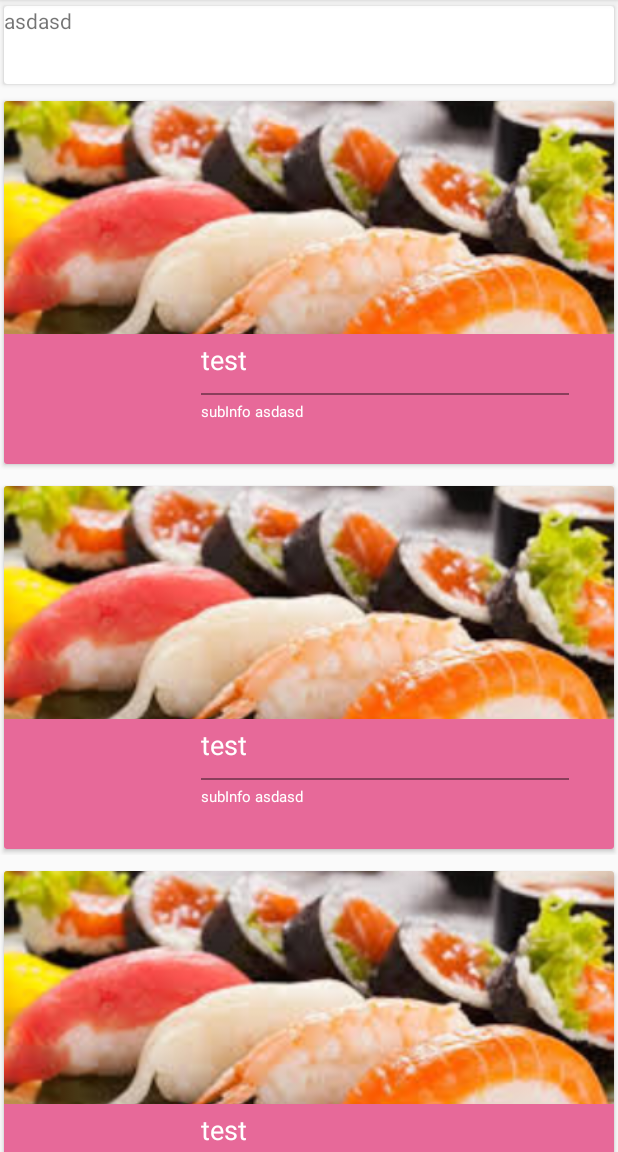
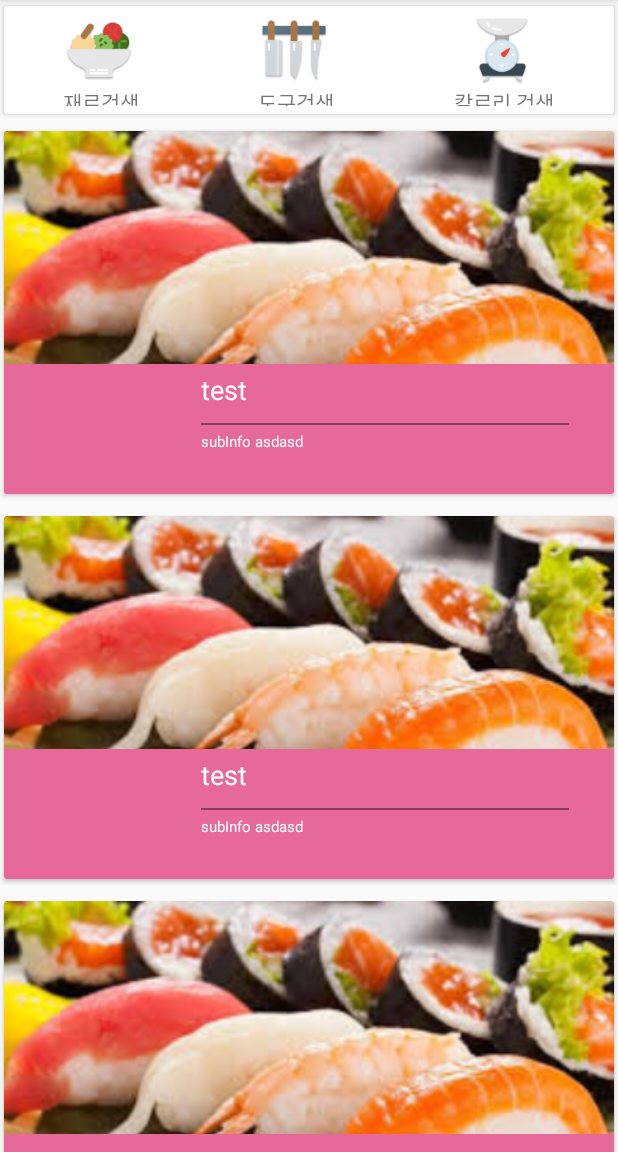
Before and after one commit to boxfox619/Chefri, an Android app: the MainActivity screen opened directly, with no data from a screen before it, on a phone screen of 412 x 824 dp, the part 84-1236 px from its top. Run offline under Robolectric (Android 15) with nearby library versions, the phone set to English and light mode, and no system bars; libraries missing offline, so code that uses them is left out: com.androidquery, com.pkmmte.view; plain views replace CircularImageView; 6 statements that could not run were skipped.

Commit message:
Prepare Search bar item

```diff
--- a/app/src/main/java/com/boxfox/chefriapplication/post/PostLayout.java
+++ b/app/src/main/java/com/boxfox/chefriapplication/post/PostLayout.java
@@ -60,11 +60,21 @@ public class PostLayout extends LinearLayout {
         super.addView(imageview);
     }
 
-    public void drawPost(JSONObject document) {
+    public void drawAsPost(JSONObject document) {
         this.document = document;
+        drawAsPost();
+    }
 
+    public void drawAsPost() {
 
+    }
 
+    public void drawAsEditor(JSONObject document) {
+        this.document = document;
+        drawAsEditor();
+    }
+
+    public void drawAsEditor() {
 
     }
 
--- a/app/src/main/res/layout/activity_main.xml
+++ b/app/src/main/res/layout/activity_main.xml
@@ -11,7 +11,8 @@
         android:paddingTop="@dimen/search_bar_height"
         android:layout_width="match_parent"
         android:layout_height="match_parent"
-        android:layout_alignParentTop="true" />
+        android:layout_alignParentTop="true"
+        android:layout_alignParentStart="true" />
 
     <RelativeLayout
         android:layout_width="match_parent"
@@ -27,15 +28,70 @@
             card_view:cardElevation="2dp"
             card_view:cardUseCompatPadding="true">
 
-            <RelativeLayout
+            <LinearLayout
                 android:layout_width="match_parent"
-                android:layout_height="match_parent">
+                android:layout_height="wrap_content"
+                android:layout_marginBottom="4dp"
+                android:layout_marginTop="4dp"
+                android:background="@null"
+                android:orientation="horizontal">
 
-                <TextView
-                    android:layout_width="match_parent"
+                <LinearLayout
+                    style="@style/SearchBarItem"
+                    android:layout_width="wrap_content"
                     android:layout_height="wrap_content"
-                    android:text="asdasd"/>
-            </RelativeLayout>
+                    android:orientation="vertical">
+
+                    <ImageView
+                        android:layout_marginRight="1dp"
+                        android:layout_width="wrap_content"
+                        android:layout_height="wrap_content"
+                        android:src="@drawable/ic_food"/>
+
+                    <TextView
+                        android:layout_width="wrap_content"
+                        android:layout_height="wrap_content"
+                        android:text="@string/search_food"/>
+
+                </LinearLayout>
+
+                <LinearLayout
+                    style="@style/SearchBarItem"
+                    android:layout_width="wrap_content"
+                    android:layout_height="wrap_content"
+                    android:orientation="vertical">
+
+                    <ImageView
+                        android:layout_marginRight="1dp"
+                        android:id="@+id/imageView"
+                        android:layout_width="wrap_content"
+                        android:layout_height="wrap_content"
+                        android:src="@drawable/ic_tools" />
+                    <TextView
+                        android:layout_width="wrap_content"
+                        android:layout_height="wrap_content"
+                        android:text="@string/search_tools"/>
+
+                </LinearLayout>
+
+                <LinearLayout
+                    style="@style/SearchBarItem"
+                    android:layout_width="wrap_content"
+                    android:layout_height="wrap_content"
+                    android:orientation="vertical">
+
+                    <ImageView
+                        android:layout_marginRight="1dp"
+                        android:layout_width="wrap_content"
+                        android:layout_height="wrap_content"
+                        android:src="@drawable/ic_kcal"/>
+                    <TextView
+                        android:layout_width="wrap_content"
+                        android:layout_height="wrap_content"
+                        android:text="@string/search_kcal"/>
+
+                </LinearLayout>
+            </LinearLayout>
 
         </android.support.v7.widget.CardView>
     </RelativeLayout>
--- a/app/src/main/res/values/dimens.xml
+++ b/app/src/main/res/values/dimens.xml
@@ -2,7 +2,7 @@
 <resources>
     <dimen name="card_item_padding">3dp</dimen>
     <dimen name="parallax_image_height">330dp</dimen>
-    <dimen name="search_bar_height">60dp</dimen>
+    <dimen name="search_bar_height">80dp</dimen>
     <dimen name="recipe_detail_title_height">80dp</dimen>
     <dimen name="fab_button">10dp</dimen>
 
--- a/app/src/main/res/values/strings.xml
+++ b/app/src/main/res/values/strings.xml
@@ -2,4 +2,7 @@
     <string name="app_name">ChefriApplication</string>
 
     <string name="font_roboto_medium">sans-serif-medium</string>
+    <string name="search_food">재료검색</string>
+    <string name="search_tools">도구검색</string>
+    <string name="search_kcal">칼로리 검색</string>
 </resources>
--- a/app/src/main/res/values/styles.xml
+++ b/app/src/main/res/values/styles.xml
@@ -72,4 +72,16 @@
         <item name="android:layout_marginTop">0dp</item>
     </style>
 
+    <style name="SearchBarItem" parent="MovieDetailButton">
+        <item name="android:textAppearance">?android:textAppearanceSmall</item>
+        <item name="android:fontFamily">@string/font_roboto_medium</item>
+        <item name="android:textStyle">bold</item>
+        <item name="android:gravity">center</item>
+        <item name="android:textColor">@color/primary_text</item>
+        <item name="android:paddingTop">1dp</item>
+        <item name="android:paddingBottom">1dp</item>
+        <item name="android:drawablePadding">4dp</item>
+        <item name="android:background">@null</item>
+    </style>
+
 </resources>
```
Also changed, not shown: app/src/main/res/drawable-hdpi/ic_food.png (added), app/src/main/res/drawable-hdpi/ic_kcal.png (added), app/src/main/res/drawable-hdpi/ic_tools.png (added), app/src/main/res/drawable-mdpi/ic_food.png (added), app/src/main/res/drawable-mdpi/ic_kcal.png (added), app/src/main/res/drawable-mdpi/ic_tools.png (added), app/src/main/res/drawable-xhdpi/ic_food.png (added), app/src/main/res/drawable-xhdpi/ic_kcal.png (added), app/src/main/res/drawable-xhdpi/ic_tools.png (added), app/src/main/res/drawable-xxhdpi/ic_food.png (added), app/src/main/res/drawable-xxhdpi/ic_kcal.png (added), app/src/main/res/drawable-xxhdpi/ic_tools.png (added), app/src/main/res/drawable-xxxhdpi/ic_food.png (added), app/src/main/res/drawable-xxxhdpi/ic_kcal.png (added), 1 more files.
